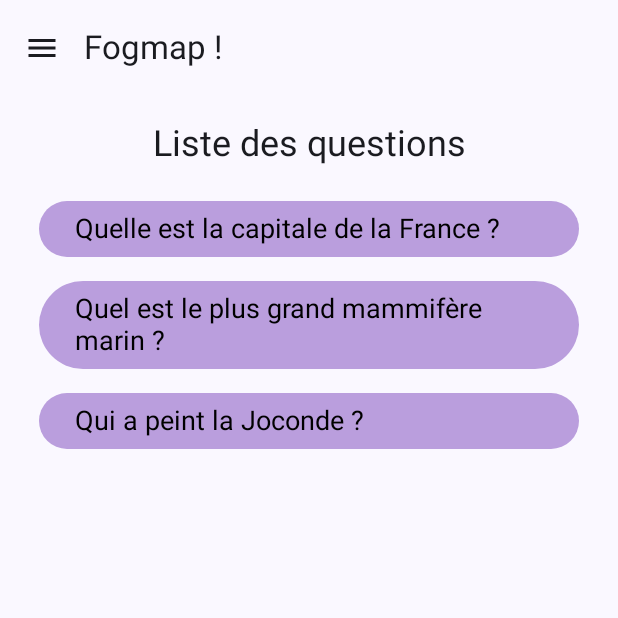
After one commit to Nicolas-Frache/Fogmap, an Android app built with Jetpack Compose: the QuestionListPage screen opened through its navigation route, on a phone screen of 412 x 824 dp, the top half of it. The commit adds this screen. Run offline under Robolectric (Android 15) with nearby library versions, the phone set to English and light mode, and no system bars; our stand-ins replace Firebase (no records; nobody signed in at launch, a user with empty details on screens opened directly); pictures from the network do not load.

Commit message:
Adding Questions Page

```diff
--- a/src/app/app/src/main/java/ca/uqac/fogmap/MainActivity.kt
+++ b/src/app/app/src/main/java/ca/uqac/fogmap/MainActivity.kt
@@ -20,12 +20,14 @@ import androidx.compose.material.icons.filled.Home
 import androidx.compose.material.icons.filled.Map
 import androidx.compose.material.icons.filled.Menu
 import androidx.compose.material.icons.filled.Settings
+import androidx.compose.material.icons.filled.Description
 import androidx.compose.material.icons.outlined.AccountCircle
 import androidx.compose.material.icons.outlined.Add
 import androidx.compose.material.icons.outlined.Checklist
 import androidx.compose.material.icons.outlined.Home
 import androidx.compose.material.icons.outlined.Map
 import androidx.compose.material.icons.outlined.Settings
+import androidx.compose.material.icons.outlined.Description
 import androidx.compose.material3.DrawerValue
 import androidx.compose.material3.ExperimentalMaterial3Api
 import androidx.compose.material3.Icon
@@ -60,6 +62,7 @@ import ca.uqac.fogmap.ui.screens.FogmapNavigationGraph
 import ca.uqac.fogmap.ui.screens.Routes
 import ca.uqac.fogmap.ui.screens.rememberFirebaseAuthLauncher
 import ca.uqac.fogmap.ui.theme.FogmapTheme
+import com.google.api.Documentation
 import com.google.firebase.auth.FirebaseAuth
 import com.google.firebase.auth.FirebaseUser
 import com.google.firebase.auth.ktx.auth
@@ -168,6 +171,12 @@ class MainActivity : ComponentActivity() {
                 unselectedIcon = Icons.Outlined.Settings,
                 route = Routes.USER_INPUT_SCREEN,
             ),
+            NavigationItem(
+                title = "Questions",
+                selectedIcon = Icons.Filled.Description,
+                unselectedIcon = Icons.Outlined.Description,
+                route = Routes.QUESTION,
+            )
         )
         val navController = rememberNavController()
         val loggedAccountViewModel = viewModel { LoggedAccountViewModel() }
--- a/src/app/app/src/main/java/ca/uqac/fogmap/ui/screens/FogmapNavigationGraph.kt
+++ b/src/app/app/src/main/java/ca/uqac/fogmap/ui/screens/FogmapNavigationGraph.kt
@@ -5,6 +5,7 @@ import androidx.compose.foundation.layout.Column
 import androidx.compose.foundation.layout.fillMaxSize
 import androidx.compose.foundation.layout.padding
 import androidx.compose.runtime.Composable
+import androidx.compose.runtime.remember
 import androidx.compose.ui.Modifier
 import androidx.compose.ui.unit.dp
 import androidx.navigation.NavHostController
@@ -16,6 +17,9 @@ import ca.uqac.fogmap.data.model.LoggedAccountViewModel
 import ca.uqac.fogmap.ui.screens.account.login.LoginScreen
 import ca.uqac.fogmap.ui.screens.account.registration.RegistrationScreen
 import ca.uqac.fogmap.ui.screens.map.MapScreen_EntryPoint
+import ca.uqac.fogmap.ui.screens.questions.AnswerPage
+import ca.uqac.fogmap.ui.screens.questions.QuestionListPage
+import ca.uqac.fogmap.ui.screens.questions.QuestionPage
 
 @Composable
 fun FogmapNavigationGraph(
@@ -73,6 +77,31 @@ fun FogmapNavigationGraph(
                     onNavigateToAuthenticatedRoute = { },
                 )
             }
+
+            composable(
+                route = Routes.QUESTION
+            ) {
+                QuestionListPage(navController = navController)
+            }
+
+            composable(
+                route = "${Routes.QUESTION}/{index}",
+                arguments = listOf(navArgument("index") { type = NavType.IntType })
+            ) { backStackEntry ->
+                val index = remember {backStackEntry.arguments?.getInt("index") ?: 0}
+                QuestionPage(navController, index)
+            }
+
+            composable(
+                route = "${Routes.QUESTION}/{index}/{option}",
+                arguments = listOf(
+                    navArgument("index") { type = NavType.IntType },
+                    navArgument("option") { type = NavType.IntType })
+            ) { backStackEntry ->
+                val index = remember {backStackEntry.arguments?.getInt("index") ?: 0}
+                val option = remember {backStackEntry.arguments?.getInt("option") ?: 0}
+                AnswerPage(navController, index, option)
+            }
         }
     }
 }
--- a/src/app/app/src/main/java/ca/uqac/fogmap/ui/screens/Routes.kt
+++ b/src/app/app/src/main/java/ca/uqac/fogmap/ui/screens/Routes.kt
@@ -11,4 +11,5 @@ object Routes {
     const val LOCATION_INFORMATION = "LOCATION_INFORMATION"
     const val ADD_LOCATION = "ADD_LOCATION"
     const val MY_ACCOUNT = "MY_ACCOUNT"
+    const val QUESTION = "QUESTION"
 }
--- /dev/null
+++ b/src/app/app/src/main/java/ca/uqac/fogmap/ui/screens/questions/QuestionList.kt
@@ -0,0 +1,29 @@
+package ca.uqac.fogmap.ui.screens.questions
+
+data class Question(
+    val text: String,
+    val options: List<String>,
+    val answer: Int,
+    val description: String
+)
+
+val questions = listOf(
+    Question(
+        "Quelle est la capitale de la France ?",
+        listOf("Paris", "Londres", "Berlin", "Madrid"),
+        0,
+        "Paris est la capitale de la France depuis le XVIe siècle."
+    ),
+    Question(
+        "Quel est le plus grand mammifère marin ?",
+        listOf("Baleine bleue", "Requin blanc", "Dauphin", "Orca"),
+        0,
+        "La baleine bleue est le plus grand mammifère marin et peut mesurer jusqu'à 30 mètres de long."
+    ),
+    Question(
+        "Qui a peint la Joconde ?",
+        listOf("Leonard de Vinci", "Pablo Picasso", "Vincent van Gogh", "Michel-Ange"),
+        0,
+        "La Joconde a été peinte par Leonard de Vinci au début du XVIe siècle."
+    )
+)
--- /dev/null
+++ b/src/app/app/src/main/java/ca/uqac/fogmap/ui/screens/questions/QuestionListPage.kt
@@ -0,0 +1,52 @@
+package ca.uqac.fogmap.ui.screens.questions
+
+import androidx.compose.foundation.background
+import androidx.compose.foundation.clickable
+import androidx.compose.foundation.layout.*
+import androidx.compose.foundation.shape.RoundedCornerShape
+import androidx.compose.material3.Text
+import androidx.compose.runtime.Composable
+import androidx.compose.ui.Alignment
+import androidx.compose.ui.Modifier
+import androidx.compose.ui.graphics.Color
+import androidx.compose.ui.text.TextStyle
+import androidx.compose.ui.text.style.TextAlign
+import androidx.compose.ui.unit.dp
+import androidx.compose.ui.unit.sp
+import androidx.navigation.NavController
+import ca.uqac.fogmap.locations.MapLocations
+import ca.uqac.fogmap.ui.screens.Routes
+
+@Composable
+fun QuestionListPage(navController: NavController) {
+    Column(
+        modifier = Modifier
+            .fillMaxSize()
+            .padding(16.dp)
+    ) {
+        Text(
+            text = "Liste des questions",
+            modifier = Modifier
+                .fillMaxWidth()
+                .padding(bottom = 16.dp),
+            textAlign = TextAlign.Center,
+            style = TextStyle(fontSize = 24.sp)
+        )
+        questions.forEachIndexed { index, question ->
+            Box(
+                modifier = Modifier
+                    .fillMaxWidth()
+                    .padding(8.dp)
+                    .clickable { navController.navigate("${Routes.QUESTION}/$index") }
+                    .background(color = Color(0xFFBA9EDD), shape = RoundedCornerShape(50))
+            ) {
+                Text(
+                    text = question.text,
+                    modifier = Modifier.padding(8.dp).padding(start = 16.dp),
+                    color = Color.Black,
+                    style = TextStyle(fontSize = 18.sp)
+                )
+            }
+        }
+    }
+}
```
Also changed, not shown: src/app/app/src/main/java/ca/uqac/fogmap/ui/screens/questions/AnswerPage.kt (added, +69 -0 lines), src/app/app/src/main/java/ca/uqac/fogmap/ui/screens/questions/QuestionPage.kt (added, +70 -0 lines).
